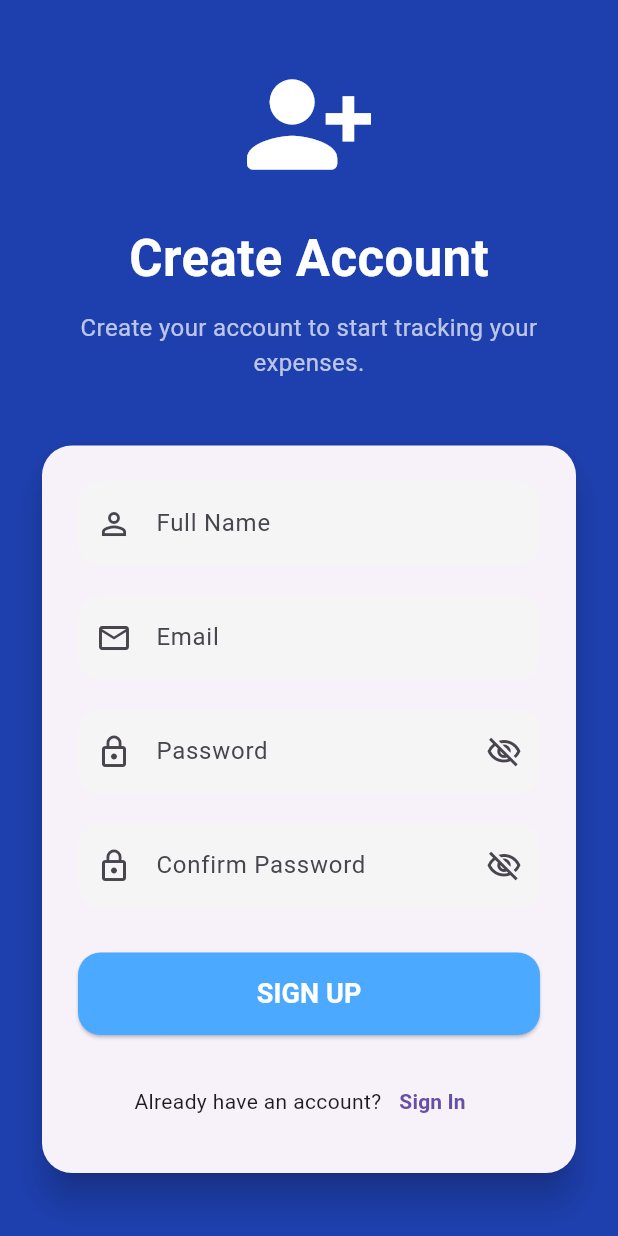
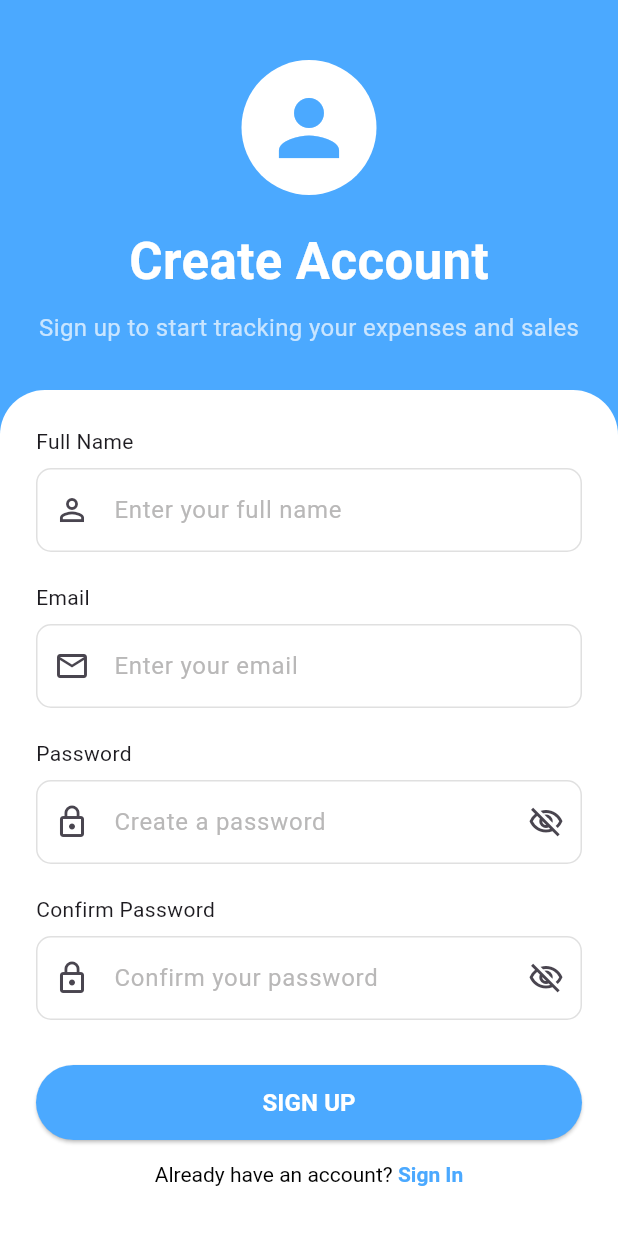
Before and after one commit to Keflo10/kef_group, a Flutter app: the SignupScreen screen opened directly, on a phone screen of 412 x 824 dp. Run offline on Flutter 3.47's test engine with Material 3 defaults, Android fonts, the phone set to English and light mode, and no system bars; Roboto replaces fonts that are missing (Poppins).

Commit message:
Improvement og the login and the sign up

```diff
--- a/lib/core/constants/colors.dart
+++ b/lib/core/constants/colors.dart
@@ -9,7 +9,7 @@ class AppColors {
   static const Color surface = Color(0xFFFFFFFF);
 
   static const Color textPrimary = Color(0xFF1E293B);
-  static const Color textSecondary = Color(0xFF64748B);
+  static const Color textSecondary = Color(0xFFB9B8B8);
 
   static const Color income = Color(0xFF16A34A);
   static const Color expense = Color(0xFFE22929);
@@ -23,4 +23,5 @@ class AppColors {
 
   static const Color white = Color(0xFFFFFFFF);
   static const Color black = Color(0xFF000000);
+  static const Color black0 = Color(0xFF000020);
 }
--- a/lib/pages/auth/login.dart
+++ b/lib/pages/auth/login.dart
@@ -13,6 +13,7 @@ class LoginScreen extends StatefulWidget {
 class _LoginScreenState extends State<LoginScreen> {
   final TextEditingController emailController = TextEditingController();
   final TextEditingController passwordController = TextEditingController();
+
   bool _obscurePassword = true;
 
   @override
@@ -26,13 +27,14 @@ class _LoginScreenState extends State<LoginScreen> {
   Widget build(BuildContext context) {
     return Scaffold(
       backgroundColor: AppColors.primary,
+
       body: SafeArea(
         child: Column(
           crossAxisAlignment: CrossAxisAlignment.start,
           children: [
-            // Header text sits directly on the blue background
+            // Top header
             Padding(
-              padding: const EdgeInsets.fromLTRB(24, 40, 24, 30),
+              padding: const EdgeInsets.fromLTRB(24, 60, 24, 30),
               child: Column(
                 crossAxisAlignment: CrossAxisAlignment.start,
                 children: const [
@@ -40,19 +42,20 @@ class _LoginScreenState extends State<LoginScreen> {
                     "Hello!",
                     style: TextStyle(
                       color: Colors.white,
-                      fontSize: 40,
+                      fontSize: 72,
                       fontWeight: FontWeight.bold,
                     ),
                   ),
-                  SizedBox(height: 4),
+                  SizedBox(height: 5),
                   Text(
                     "Welcome back",
                     style: TextStyle(color: Colors.white, fontSize: 16),
                   ),
                 ],
               ),
-            ), // Header
-            // Here we use White card  Expanded makes it stretch to the bottom
+            ),
+
+            // White section
             Expanded(
               child: Container(
                 width: double.infinity,
@@ -63,11 +66,14 @@ class _LoginScreenState extends State<LoginScreen> {
                     topRight: Radius.circular(30),
                   ),
                 ),
+
                 child: SingleChildScrollView(
-                  padding: const EdgeInsets.fromLTRB(24, 40, 24, 30),
+                  padding: const EdgeInsets.all(24),
+
                   child: Column(
                     crossAxisAlignment: CrossAxisAlignment.stretch,
                     children: [
+                      // Title
                       const Center(
                         child: Text(
                           "Sign in to continue",
@@ -77,45 +83,56 @@ class _LoginScreenState extends State<LoginScreen> {
                           ),
                         ),
                       ),
-                      const SizedBox(height: 20),
 
+                      const SizedBox(height: 25),
                       const Text("Email", style: TextStyle(fontSize: 14)),
-                      const SizedBox(height: 6),
+                      const SizedBox(height: 8),
                       TextField(
                         controller: emailController,
                         keyboardType: TextInputType.emailAddress,
                         decoration: InputDecoration(
                           hintText: "Enter your Email",
-                          prefixIcon: const Icon(
-                            Icons.email_outlined,
-                            size: 20,
-                          ),
+                          hintStyle: TextStyle(color: AppColors.textSecondary),
+
+                          prefixIcon: const Icon(Icons.email_outlined),
                           border: OutlineInputBorder(
                             borderRadius: BorderRadius.circular(10),
-                            borderSide: BorderSide(color: Colors.grey.shade300),
                           ),
                           enabledBorder: OutlineInputBorder(
                             borderRadius: BorderRadius.circular(10),
                             borderSide: BorderSide(color: Colors.grey.shade300),
+                          ),
+                          focusedBorder: OutlineInputBorder(
+                            borderRadius: BorderRadius.circular(10),
+                            borderSide: const BorderSide(
+                              color: AppColors.primary,
+                              width: 2,
+                            ),
                           ),
                         ),
                       ),
                       const SizedBox(height: 20),
 
                       const Text("Password", style: TextStyle(fontSize: 14)),
-                      const SizedBox(height: 6),
+
+                      const SizedBox(height: 8),
+
                       TextField(
                         controller: passwordController,
                         obscureText: _obscurePassword,
+
                         decoration: InputDecoration(
                           hintText: "Enter your password",
-                          prefixIcon: const Icon(Icons.lock_outline, size: 20),
+                          hintStyle: TextStyle(color: AppColors.textSecondary),
+
+                          prefixIcon: const Icon(Icons.lock_outline),
+
+                          // the Eye to Show or hide password
                           suffixIcon: IconButton(
                             icon: Icon(
                               _obscurePassword
                                   ? Icons.visibility_off_outlined
                                   : Icons.visibility_outlined,
-                              size: 20,
                             ),
                             onPressed: () {
                               setState(() {
@@ -123,24 +140,34 @@ class _LoginScreenState extends State<LoginScreen> {
                               });
                             },
                           ),
+
                           border: OutlineInputBorder(
+                            borderRadius: BorderRadius.circular(10),
+                          ),
+
+                          enabledBorder: OutlineInputBorder(
                             borderRadius: BorderRadius.circular(10),
                             borderSide: BorderSide(color: Colors.grey.shade300),
                           ),
-                          enabledBorder: OutlineInputBorder(
+
+                          focusedBorder: OutlineInputBorder(
                             borderRadius: BorderRadius.circular(10),
-                            borderSide: BorderSide(color: AppColors.white),
+                            borderSide: const BorderSide(
+                              color: AppColors.primary,
+                              width: 2,
+                            ),
                           ),
                         ),
                       ),
-                      const SizedBox(height: 25),
 
-                      // Login button
+                      const SizedBox(height: 30),
+
+                      // Navigation after Login button to the home page
                       SizedBox(
                         height: 50,
                         child: ElevatedButton(
                           onPressed: () {
-                            // Here is the Navigate to HomeScreen after login
+                            // Navigate to Home Screen
                           },
                           style: ElevatedButton.styleFrom(
                             backgroundColor: AppColors.primary,
@@ -158,25 +185,28 @@ class _LoginScreenState extends State<LoginScreen> {
                           ),
                         ),
                       ),
+
                       const SizedBox(height: 15),
 
+                      // here the Forgot password but it will be implemented in the next feature
                       Center(
                         child: TextButton(
                           onPressed: () {
-                            // here we shall add the forgeting ppassword part
+                            // forgot password screen
                           },
                           child: const Text(
-                            "forget Password",
+                            "Forgot Password?",
                             style: TextStyle(color: Colors.black87),
                           ),
                         ),
                       ),
 
+                      // Here our Sign up option in order if you don't have account ( register )
                       Center(
                         child: RichText(
                           text: TextSpan(
                             style: const TextStyle(
-                              color: Colors.black87,
+                              color: AppColors.black,
                               fontSize: 14,
                             ),
                             children: [
@@ -184,6 +214,7 @@ class _LoginScreenState extends State<LoginScreen> {
                               TextSpan(
                                 text: "Sign Up",
                                 style: const TextStyle(
+                                  color: AppColors.primary,
                                   fontWeight: FontWeight.bold,
                                 ),
                                 recognizer: TapGestureRecognizer()
@@ -204,7 +235,7 @@ class _LoginScreenState extends State<LoginScreen> {
                   ),
                 ),
               ),
-            ), // Expanded white card
+            ),
           ],
         ),
       ),
--- a/lib/pages/auth/signup.dart
+++ b/lib/pages/auth/signup.dart
@@ -1,3 +1,4 @@
+import 'package:flutter/gestures.dart';
 import 'package:flutter/material.dart';
 import '/core/constants/colors.dart';
 
@@ -32,23 +33,29 @@ class _SignupScreenState extends State<SignupScreen> {
   @override
   Widget build(BuildContext context) {
     return Scaffold(
-      backgroundColor: const Color(0xFF1E40AF),
+      backgroundColor: AppColors.primary,
       body: SafeArea(
-        child: Center(
-          child: SingleChildScrollView(
-            padding: const EdgeInsets.symmetric(horizontal: 24),
         child: Column(
+          crossAxisAlignment: CrossAxisAlignment.start,
           children: [
-                // App icon
-                const Icon(
-                  Icons.person_add_alt_1_rounded,
-                  color: Colors.white,
-                  size: 90,
+            // Top header with icon
+            Padding(
+              padding: const EdgeInsets.fromLTRB(24, 40, 24, 30),
+              child: Column(
+                crossAxisAlignment: CrossAxisAlignment.center,
+                children: [
+                  const Center(
+                    child: CircleAvatar(
+                      radius: 45,
+                      backgroundColor: Colors.white,
+                      child: Icon(
+                        Icons.person,
+                        size: 60,
+                        color: AppColors.primary,
                       ),
-
+                    ),
+                  ),
                   const SizedBox(height: 20),
-
-                // Title
                   const Text(
                     "Create Account",
                     style: TextStyle(
@@ -57,38 +64,55 @@ class _SignupScreenState extends State<SignupScreen> {
                       fontWeight: FontWeight.bold,
                     ),
                   ),
-
-                const SizedBox(height: 10),
-
+                  const SizedBox(height: 8),
                   const Text(
-                  "Create your account to start tracking your expenses.",
-                  textAlign: TextAlign.center,
+                    "Sign up to start tracking your expenses and sales",
                     style: TextStyle(color: Colors.white70, fontSize: 16),
                   ),
+                ],
+              ),
+            ),
 
-                const SizedBox(height: 40),
-
-                Card(
-                  elevation: 10,
-                  shape: RoundedRectangleBorder(
-                    borderRadius: BorderRadius.circular(20),
+            // White section
+            Expanded(
+              child: Container(
+                width: double.infinity,
+                decoration: const BoxDecoration(
+                  color: AppColors.white,
+                  borderRadius: BorderRadius.only(
+                    topLeft: Radius.circular(30),
+                    topRight: Radius.circular(30),
                   ),
-                  child: Padding(
+                ),
+                child: SingleChildScrollView(
                   padding: const EdgeInsets.all(24),
                   child: Column(
+                    crossAxisAlignment: CrossAxisAlignment.stretch,
                     children: [
                       // Full Name
+                      const Text("Full Name", style: TextStyle(fontSize: 14)),
+                      const SizedBox(height: 8),
                       TextField(
                         controller: nameController,
                         decoration: InputDecoration(
-                            labelText: "Full Name",
                           hintText: "Enter your full name",
+                          hintStyle: const TextStyle(
+                            color: AppColors.textSecondary,
+                          ),
                           prefixIcon: const Icon(Icons.person_outline),
-                            filled: true,
-                            fillColor: Colors.grey.shade100,
                           border: OutlineInputBorder(
-                              borderRadius: BorderRadius.circular(15),
-                              borderSide: BorderSide.none,
+                            borderRadius: BorderRadius.circular(10),
+                          ),
+                          enabledBorder: OutlineInputBorder(
+                            borderRadius: BorderRadius.circular(10),
+                            borderSide: BorderSide(color: Colors.grey.shade300),
+                          ),
+                          focusedBorder: const OutlineInputBorder(
+                            borderRadius: BorderRadius.all(Radius.circular(10)),
+                            borderSide: BorderSide(
+                              color: AppColors.primary,
+                              width: 2,
+                            ),
                           ),
                         ),
                       ),
@@ -96,18 +120,30 @@ class _SignupScreenState extends State<SignupScreen> {
                       const SizedBox(height: 20),
 
                       // Email
+                      const Text("Email", style: TextStyle(fontSize: 14)),
+                      const SizedBox(height: 8),
                       TextField(
                         controller: emailController,
                         keyboardType: TextInputType.emailAddress,
                         decoration: InputDecoration(
-                            labelText: "Email",
                           hintText: "Enter your email",
+                          hintStyle: const TextStyle(
+                            color: AppColors.textSecondary,
+                          ),
                           prefixIcon: const Icon(Icons.email_outlined),
-                            filled: true,
-                            fillColor: Colors.grey.shade100,
                           border: OutlineInputBorder(
-                              borderRadius: BorderRadius.circular(15),
-                              borderSide: BorderSide.none,
+                            borderRadius: BorderRadius.circular(10),
+                          ),
+                          enabledBorder: OutlineInputBorder(
+                            borderRadius: BorderRadius.circular(10),
+                            borderSide: BorderSide(color: Colors.grey.shade300),
+                          ),
+                          focusedBorder: const OutlineInputBorder(
+                            borderRadius: BorderRadius.all(Radius.circular(10)),
+                            borderSide: BorderSide(
+                              color: AppColors.primary,
+                              width: 2,
+                            ),
                           ),
                         ),
                       ),
@@ -115,12 +151,16 @@ class _SignupScreenState extends State<SignupScreen> {
                       const SizedBox(height: 20),
 
                       // Password
+                      const Text("Password", style: TextStyle(fontSize: 14)),
+                      const SizedBox(height: 8),
                       TextField(
                         controller: passwordController,
                         obscureText: _obscurePassword,
                         decoration: InputDecoration(
-                            labelText: "Password",
                           hintText: "Create a password",
+                          hintStyle: const TextStyle(
+                            color: AppColors.textSecondary,
+                          ),
                           prefixIcon: const Icon(Icons.lock_outline),
                           suffixIcon: IconButton(
                             icon: Icon(
@@ -134,11 +174,19 @@ class _SignupScreenState extends State<SignupScreen> {
                               });
                             },
                           ),
-                            filled: true,
-                            fillColor: Colors.grey.shade100,
                           border: OutlineInputBorder(
-                              borderRadius: BorderRadius.circular(15),
-                              borderSide: BorderSide.none,
+                            borderRadius: BorderRadius.circular(10),
+                          ),
+                          enabledBorder: OutlineInputBorder(
+                            borderRadius: BorderRadius.circular(10),
+                            borderSide: BorderSide(color: Colors.grey.shade300),
+                          ),
+                          focusedBorder: const OutlineInputBorder(
+                            borderRadius: BorderRadius.all(Radius.circular(10)),
+                            borderSide: BorderSide(
+                              color: AppColors.primary,
+                              width: 2,
+                            ),
                           ),
                         ),
                       ),
@@ -146,12 +194,19 @@ class _SignupScreenState extends State<SignupScreen> {
                       const SizedBox(height: 20),
 
                       // Confirm Password
+                      const Text(
+                        "Confirm Password",
+                        style: TextStyle(fontSize: 14),
+                      ),
+                      const SizedBox(height: 8),
                       TextField(
                         controller: confirmPasswordController,
                         obscureText: _obscureConfirmPassword,
                         decoration: InputDecoration(
-                            labelText: "Confirm Password",
                           hintText: "Confirm your password",
+                          hintStyle: const TextStyle(
+                            color: AppColors.textSecondary,
+                          ),
                           prefixIcon: const Icon(Icons.lock_outline),
                           suffixIcon: IconButton(
                             icon: Icon(
@@ -166,11 +221,19 @@ class _SignupScreenState extends State<SignupScreen> {
                               });
                             },
                           ),
-                            filled: true,
-                            fillColor: Colors.grey.shade100,
                           border: OutlineInputBorder(
-                              borderRadius: BorderRadius.circular(15),
-                              borderSide: BorderSide.none,
+                            borderRadius: BorderRadius.circular(10),
+                          ),
+                          enabledBorder: OutlineInputBorder(
+                            borderRadius: BorderRadius.circular(10),
+                            borderSide: BorderSide(color: Colors.grey.shade300),
+                          ),
+                          focusedBorder: const OutlineInputBorder(
+                            borderRadius: BorderRadius.all(Radius.circular(10)),
+                            borderSide: BorderSide(
+                              color: AppColors.primary,
+                              width: 2,
+                            ),
                           ),
                         ),
                       ),
@@ -179,8 +242,7 @@ class _SignupScreenState extends State<SignupScreen> {
 
                       // Sign Up button
                       SizedBox(
-                          width: double.infinity,
-                          height: 55,
+                        height: 50,
                         child: ElevatedButton(
                           onPressed: () {
                             // Register user
@@ -189,36 +251,41 @@ class _SignupScreenState extends State<SignupScreen> {
                             backgroundColor: AppColors.primary,
                             foregroundColor: Colors.white,
                             shape: RoundedRectangleBorder(
-                                borderRadius: BorderRadius.circular(15),
+                              borderRadius: BorderRadius.circular(25),
                             ),
                           ),
                           child: const Text(
                             "SIGN UP",
                             style: TextStyle(
-                                fontSize: 18,
+                              fontSize: 16,
                               fontWeight: FontWeight.bold,
                             ),
                           ),
                         ),
                       ),
 
-                        const SizedBox(height: 20),
+                      const SizedBox(height: 15),
 
                       // Back to Login
-                        Row(
-                          mainAxisAlignment: MainAxisAlignment.center,
+                      Center(
+                        child: RichText(
+                          text: TextSpan(
+                            style: const TextStyle(
+                              color: AppColors.black,
+                              fontSize: 14,
+                            ),
                             children: [
-                            const Text("Already have an account?"),
-                            TextButton(
-                              onPressed: () {
+                              const TextSpan(text: "Already have an account? "),
+                              TextSpan(
+                                text: "Sign In",
+                                style: const TextStyle(
+                                  color: AppColors.primary,
+                                  fontWeight: FontWeight.bold,
+                                ),
+                                recognizer: TapGestureRecognizer()
+                                  ..onTap = () {
                                     Navigator.pop(context);
                                   },
-                              child: const Text(
-                                "Sign In",
-                                style: TextStyle(fontWeight: FontWeight.bold),
-                              ),
-                            ),
-                          ],
                               ),
                             ],
                           ),
@@ -229,6 +296,9 @@ class _SignupScreenState extends State<SignupScreen> {
                 ),
               ),
             ),
+          ],
+        ),
+      ),
     );
   }
 }
```
Also changed, not shown: lib/pages/home_screen.dart (added), lib/pages/homepage.dart (deleted). Lines whose indentation alone changed are shown as unchanged.
